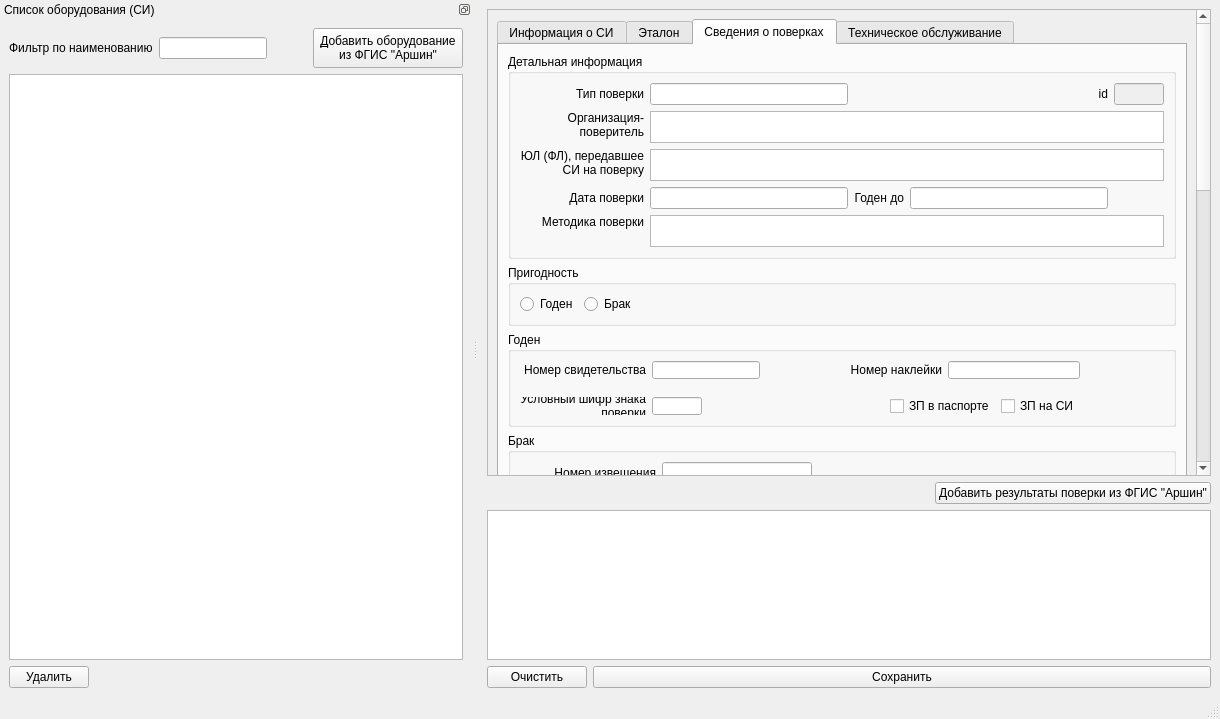
Before: the Qt Designer form equipment.ui in sylmain/Cometa1, drawn with Qt 5.
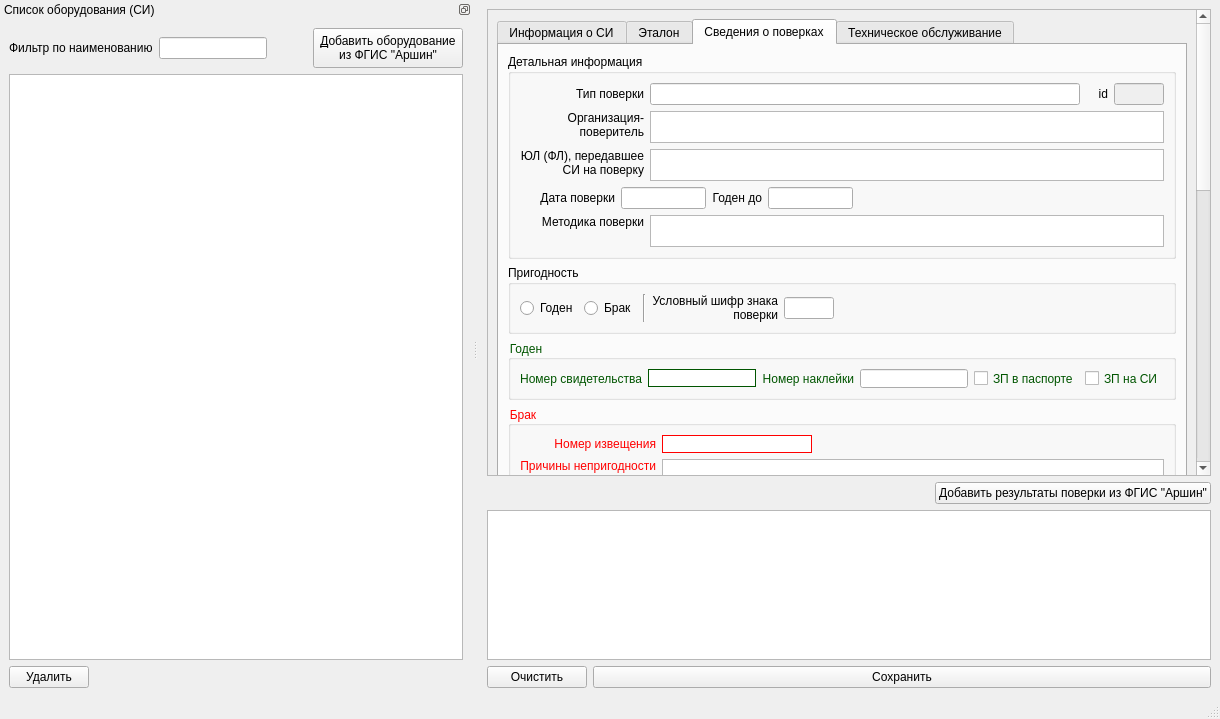
After: the same form once the commit is applied.

Diff of the .ui file:
```diff
--- a/equipment.ui
+++ b/equipment.ui
@@ -1505,22 +1505,6 @@
                <string>Детальная информация</string>
               </property>
               <layout class="QGridLayout" name="gridLayout_15">
-               <item row="4" column="1">
-                <widget class="QLineEdit" name="lineEdit_vrfDate"/>
-               </item>
-               <item row="4" column="0">
-                <widget class="QLabel" name="label_12">
-                 <property name="text">
-                  <string>Дата поверки</string>
-                 </property>
-                 <property name="alignment">
-                  <set>Qt::AlignRight|Qt::AlignTrailing|Qt::AlignVCenter</set>
-                 </property>
-                 <property name="wordWrap">
-                  <bool>true</bool>
-                 </property>
-                </widget>
-               </item>
                <item row="1" column="0">
                 <widget class="QLabel" name="label_9">
                  <property name="text">
@@ -1534,7 +1518,7 @@
                  </property>
                 </widget>
                </item>
-               <item row="7" column="0">
+               <item row="8" column="0">
                 <widget class="QLabel" name="label_21">
                  <property name="text">
                   <string>Методика поверки</string>
@@ -1560,20 +1544,7 @@
                  </property>
                 </widget>
                </item>
-               <item row="4" column="2">
-                <widget class="QLabel" name="label_13">
-                 <property name="text">
-                  <string>Годен до</string>
-                 </property>
-                 <property name="alignment">
-                  <set>Qt::AlignRight|Qt::AlignTrailing|Qt::AlignVCenter</set>
-                 </property>
-                 <property name="wordWrap">
-                  <bool>true</bool>
-                 </property>
-                </widget>
-               </item>
-               <item row="7" column="1" colspan="4">
+               <item row="8" column="1" colspan="5">
                 <widget class="QPlainTextEdit" name="plainTextEdit_vri_docTitle">
                  <property name="maximumSize">
                   <size>
@@ -1583,7 +1554,7 @@
                  </property>
                 </widget>
                </item>
-               <item row="3" column="1" colspan="4">
+               <item row="3" column="1" colspan="5">
                 <widget class="QPlainTextEdit" name="plainTextEdit_vri_miOwner">
                  <property name="maximumSize">
                   <size>
@@ -1596,7 +1567,7 @@
                  </property>
                 </widget>
                </item>
-               <item row="1" column="1" colspan="4">
+               <item row="1" column="1" colspan="5">
                 <widget class="QPlainTextEdit" name="plainTextEdit_vri_organization">
                  <property name="maximumSize">
                   <size>
@@ -1606,10 +1577,7 @@
                  </property>
                 </widget>
                </item>
-               <item row="4" column="3">
-                <widget class="QLineEdit" name="lineEdit_vri_validDate"/>
-               </item>
-               <item row="0" column="4">
+               <item row="0" column="5">
                 <widget class="QLineEdit" name="lineEdit_vri_id">
                  <property name="enabled">
                   <bool>false</bool>
@@ -1622,7 +1590,7 @@
                  </property>
                 </widget>
                </item>
-               <item row="0" column="3">
+               <item row="0" column="4">
                 <widget class="QLabel" name="label_23">
                  <property name="text">
                   <string>id</string>
@@ -1648,6 +1616,75 @@
                <item row="0" column="1">
                 <widget class="QLineEdit" name="lineEdit_vri_vriType"/>
                </item>
+               <item row="4" column="0" colspan="6">
+                <layout class="QHBoxLayout" name="horizontalLayout_8">
+                 <item>
+                  <widget class="QLabel" name="label_12">
+                   <property name="minimumSize">
+                    <size>
+                     <width>95</width>
+                     <height>0</height>
+                    </size>
+                   </property>
+                   <property name="text">
+                    <string>Дата поверки</string>
+                   </property>
+                   <property name="alignment">
+                    <set>Qt::AlignRight|Qt::AlignTrailing|Qt::AlignVCenter</set>
+                   </property>
+                   <property name="wordWrap">
+                    <bool>true</bool>
+                   </property>
+                  </widget>
+                 </item>
+                 <item>
+                  <widget class="QLineEdit" name="lineEdit_vrfDate">
+                   <property name="maximumSize">
+                    <size>
+                     <width>85</width>
+                     <height>16777215</height>
+                    </size>
+                   </property>
+                  </widget>
+                 </item>
+                 <item>
+                  <widget class="QLabel" name="label_13">
+                   <property name="text">
+                    <string>Годен до</string>
+                   </property>
+                   <property name="alignment">
+                    <set>Qt::AlignRight|Qt::AlignTrailing|Qt::AlignVCenter</set>
+                   </property>
+                   <property name="wordWrap">
+                    <bool>true</bool>
+                   </property>
+                  </widget>
+                 </item>
+                 <item>
+                  <widget class="QLineEdit" name="lineEdit_vri_validDate">
+                   <property name="maximumSize">
+                    <size>
+                     <width>85</width>
+                     <height>16777215</height>
+                    </size>
+                   </property>
+                  </widget>
+                 </item>
+                 <item>
+                  <spacer name="horizontalSpacer_8">
+                   <property name="orientation">
+                    <enum>Qt::Horizontal</enum>
+                   </property>
+                   <property name="sizeHint" stdset="0">
+                    <size>
+                     <width>40</width>
+                     <height>20</height>
+                    </size>
+                   </property>
+                  </spacer>
+                 </item>
+                </layout>
+               </item>
               </layout>
              </widget>
             </item>
@@ -1833,37 +1870,17 @@
               <property name="maximumSize">
                <size>
                 <width>16777215</width>
-                <height>95</height>
+                <height>60</height>
                </size>
               </property>
+              <property name="styleSheet">
+               <string notr="true">color: rgb(0, 85, 0);</string>
+              </property>
               <property name="title">
                <string>Годен</string>
               </property>
               <layout class="QGridLayout" name="gridLayout_18">
-               <item row="5" column="1">
-                <widget class="QLineEdit" name="lineEdit_vri_signCipher">
-                 <property name="maximumSize">
-                  <size>
-                   <width>50</width>
-                   <height>16777215</height>
-                  </size>
-                 </property>
-                </widget>
-               </item>
-               <item row="5" column="0">
-                <widget class="QLabel" name="label_10">
-                 <property name="text">
-                  <string>Условный шифр знака поверки</string>
-                 </property>
-                 <property name="alignment">
-                  <set>Qt::AlignRight|Qt::AlignTrailing|Qt::AlignVCenter</set>
-                 </property>
-                 <property name="wordWrap">
-                  <bool>true</bool>
-                 </property>
-                </widget>
-               </item>
-               <item row="0" column="4">
+               <item row="0" column="3">
                 <widget class="QLineEdit" name="lineEdit_vri_stickerNum">
                  <property name="maximumSize">
                   <size>
@@ -1873,37 +1890,6 @@
                  </property>
                 </widget>
                </item>
-               <item row="5" column="3" colspan="2">
-                <layout class="QHBoxLayout" name="horizontalLayout_3">
-                 <item>
-                  <spacer name="horizontalSpacer_7">
-                   <property name="orientation">
-                    <enum>Qt::Horizontal</enum>
-                   </property>
-                   <property name="sizeHint" stdset="0">
-                    <size>
-                     <width>40</width>
-                     <height>20</height>
-                    </size>
-                   </property>
-                  </spacer>
-                 </item>
-                 <item>
-                  <widget class="QCheckBox" name="checkBox_vri_signPass">
-                   <property name="text">
-                    <string>ЗП в паспорте</string>
-                   </property>
-                  </widget>
-                 </item>
-                 <item>
-                  <widget class="QCheckBox" name="checkBox_vri_signMi">
-                   <property name="text">
-                    <string>ЗП на СИ</string>
-                   </property>
-                  </widget>
-                 </item>
-                </layout>
-               </item>
                <item row="0" column="1">
                 <widget class="QLineEdit" name="lineEdit_vri_certNum">
                  <property name="maximumSize">
@@ -1912,22 +1898,12 @@
                    <height>16777215</height>
                   </size>
                  </property>
+                 <property name="styleSheet">
+                  <string notr="true">border: 1px solid rgb(0, 85, 0);</string>
+                 </property>
                 </widget>
                </item>
-               <item row="0" column="5" rowspan="3">
-                <spacer name="horizontalSpacer_8">
-                 <property name="orientation">
-                  <enum>Qt::Horizontal</enum>
-                 </property>
-                 <property name="sizeHint" stdset="0">
-                  <size>
-                   <width>40</width>
-                   <height>20</height>
-                  </size>
-                 </property>
-                </spacer>
-               </item>
-               <item row="0" column="3">
+               <item row="0" column="2">
                 <widget class="QLabel" name="label_31">
                  <property name="text">
                   <string>Номер наклейки</string>
@@ -1953,18 +1929,23 @@
                  </property>
                 </widget>
                </item>
-               <item row="0" column="2">
-                <spacer name="horizontalSpacer_9">
-                 <property name="orientation">
-                  <enum>Qt::Horizontal</enum>
-                 </property>
-                 <property name="sizeHint" stdset="0">
-                  <size>
-                   <width>40</width>
-                   <height>20</height>
-                  </size>
-                 </property>
-                </spacer>
+               <item row="0" column="4">
+                <layout class="QHBoxLayout" name="horizontalLayout_3">
+                 <item>
+                  <widget class="QCheckBox" name="checkBox_vri_signPass">
+                   <property name="text">
+                    <string>ЗП в паспорте</string>
+                   </property>
+                  </widget>
+                 </item>
+                 <item>
+                  <widget class="QCheckBox" name="checkBox_vri_signMi">
+                   <property name="text">
+                    <string>ЗП на СИ</string>
+                   </property>
+                  </widget>
+                 </item>
+                </layout>
                </item>
               </layout>
              </widget>
@@ -1983,6 +1964,9 @@
                 <height>97</height>
                </size>
               </property>
+              <property name="styleSheet">
+               <string notr="true">color: rgb(255, 0, 0);</string>
+              </property>
               <property name="title">
                <string>Брак</string>
               </property>
@@ -1995,6 +1979,9 @@
                    <height>16777215</height>
                   </size>
                  </property>
+                 <property name="styleSheet">
+                  <string notr="true">border:1px solid rgb(255, 0, 0);</string>
+                 </property>
                 </widget>
                </item>
                <item row="0" column="0">
@@ -2036,19 +2023,6 @@
               </layout>
              </widget>
             </item>
-            <item row="7" column="0" colspan="2">
-             <spacer name="verticalSpacer_2">
-              <property name="orientation">
-               <enum>Qt::Vertical</enum>
-              </property>
-              <property name="sizeHint" stdset="0">
-               <size>
-                <width>20</width>
-                <height>40</height>
-               </size>
-              </property>
-             </spacer>
-            </item>
             <item row="3" column="0" colspan="2">
              <widget class="QGroupBox" name="groupBox_8">
               <property name="title">
@@ -2070,7 +2044,37 @@
                 </widget>
                </item>
                <item>
-                <spacer name="horizontalSpacer_10">
+                <widget class="Line" name="line">
+                 <property name="orientation">
+                  <enum>Qt::Vertical</enum>
+                 </property>
+                </widget>
+               </item>
+               <item>
+                <widget class="QLabel" name="label_10">
+                 <property name="text">
+                  <string>Условный шифр знака поверки</string>
+                 </property>
+                 <property name="alignment">
+                  <set>Qt::AlignRight|Qt::AlignTrailing|Qt::AlignVCenter</set>
+                 </property>
+                 <property name="wordWrap">
+                  <bool>true</bool>
+                 </property>
+                </widget>
+               </item>
+               <item>
+                <widget class="QLineEdit" name="lineEdit_vri_signCipher">
+                 <property name="maximumSize">
+                  <size>
+                   <width>50</width>
+                   <height>16777215</height>
+                  </size>
+                 </property>
+                </widget>
+               </item>
+               <item>
+                <spacer name="horizontalSpacer_7">
                  <property name="orientation">
                   <enum>Qt::Horizontal</enum>
                  </property>
@@ -2085,6 +2089,19 @@
               </layout>
              </widget>
             </item>
+            <item row="7" column="0" colspan="2">
+             <spacer name="verticalSpacer_2">
+              <property name="orientation">
+               <enum>Qt::Vertical</enum>
+              </property>
+              <property name="sizeHint" stdset="0">
+               <size>
+                <width>20</width>
+                <height>40</height>
+               </size>
+              </property>
+             </spacer>
+            </item>
            </layout>
           </widget>
           <widget class="QWidget" name="tab_2">
```
